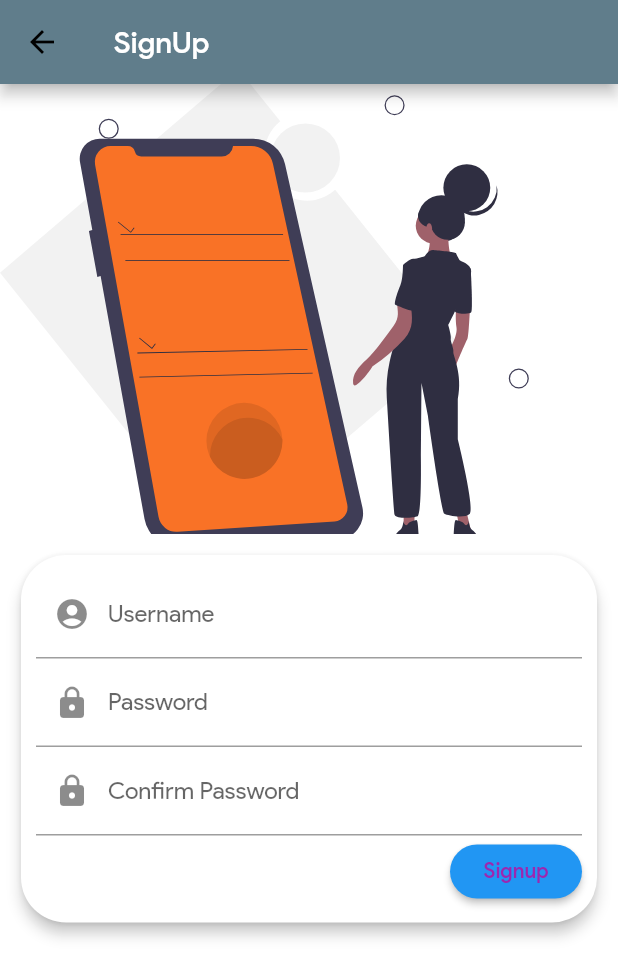
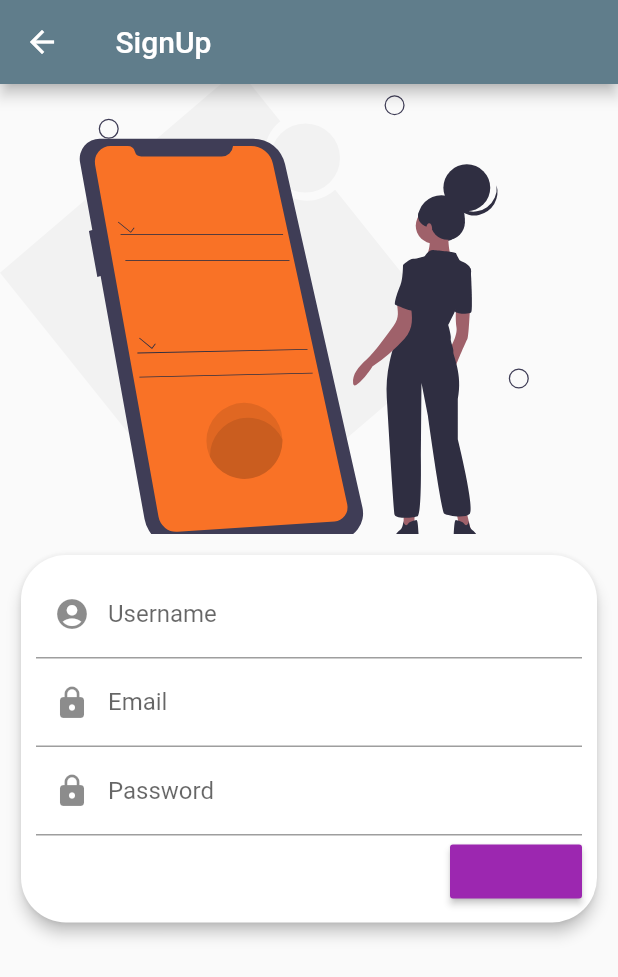
Before and after one commit to Amitpatil215/Engrave, a Flutter app: the screen it shows after launch, after a tap on "Create An Account", on a phone screen of 412 x 824 dp. Shown: the top 977 px of the screen. Run offline on Flutter 3.47's test engine with Material 2 defaults, Android fonts, the phone set to English and light mode, and no system bars; our stand-ins replace flutter_screenutil, flutter_svg, shared_preferences; accounts and stored records are empty; Roboto replaces fonts that are missing (GoogleSans).

Commit message:
Connected login and sign up screen with logic (#11)
* auth file added

* Adding all the methods for loging and sgining up user

* user provider & model added

* Adding patch for unable to merge request

* Connected login and sgin up screen with logic

```diff
--- a/lib/main.dart
+++ b/lib/main.dart
@@ -1,3 +1,5 @@
+import 'package:engrave/provider/auth_provider.dart';
+import 'package:engrave/screens/home_screen.dart';
 import 'package:flutter/material.dart';
 import 'package:flutter_screenutil/flutter_screenutil.dart';
 
@@ -26,17 +28,40 @@ class MyApp extends StatelessWidget {
 
             /// For debug purpose add your screen Widget here and define it in route table
             /// make sure to comment out your changes once you ready to send a PR.
-        home: StreamBuilder(
+            home: Consumer<Auth>(
+              builder: (ctx, authObject, child) => MaterialApp(
+                theme: ThemeData(
+                  primarySwatch: Colors.purple,
+                  accentColor: Colors.deepOrange,
+                  fontFamily: 'GoogleSans',
+                ),
+                home: authObject.isAuthenticated
+                    ? HomeScreen()
+                    // if not authenticated i wanna try loging in automatically
+                    // so using future till that time i will show progress indicator
+                    : FutureBuilder(
+                        // trying auto login
+                        // if we logged in successfully then auth rebuilds due to notifyListeners()
+                        // and our build reruns and we end up in product overview screen
+                        future: authObject.tryAutoLogin(),
                         builder: (context, snapshot) {
                           ScreenUtil.init(
                             context,
                             designSize: (MediaQuery.of(context).size),
                           );
+                          if (snapshot.connectionState ==
+                              ConnectionState.waiting) {
+                            return Center(
+                              child: CircularProgressIndicator(),
+                            );
+                          } else {
+                            // if we are unable to log in then show authentication screen
                             return MainScreen();
+                          }
                         },
                       ),
                 routes: routeTable,
               ),
-    );
+            )));
   }
 }
--- a/lib/screens/createscreen.dart
+++ b/lib/screens/createscreen.dart
@@ -1,15 +1,46 @@
+import 'package:engrave/provider/auth_provider.dart';
 import 'package:engrave/screens/login_screen.dart';
 import 'package:flutter/material.dart';
 import 'package:flutter_svg/flutter_svg.dart';
+import 'package:provider/provider.dart';
 import './login_screen.dart';
 
-// import 'package:email_validator/email_validator.dart';
+class CreateScreen extends StatefulWidget {
+  static const routeName = 'Signup';
 
-class CreateScreen extends StatelessWidget {
-  static const routeName = 'Signup';
+  @override
+  _CreateScreenState createState() => _CreateScreenState();
+}
+
+class _CreateScreenState extends State<CreateScreen> {
   final usernameController = TextEditingController();
+
   final passwordController = TextEditingController();
-  final confirmController = TextEditingController();
+
+  final emailController = TextEditingController();
+  bool _isLoading = false;
+
+  void onSaved(BuildContext context) async {
+    setState(() {
+      _isLoading = true;
+    });
+    if (usernameController.text.isNotEmpty &&
+        passwordController.text.isNotEmpty &&
+        emailController.text.isNotEmpty) {
+      print("username ${usernameController.text}");
+      print("pass ${passwordController.text}");
+      print("email ${emailController.text}");
+
+      await Provider.of<Auth>(context, listen: false).signUP(
+          email: emailController.text,
+          password: passwordController.text,
+          username: usernameController.text);
+    } else {}
+    setState(() {
+      _isLoading = false;
+    });
+  }
+
   @override
   Widget build(BuildContext context) {
     return Scaffold(
@@ -46,6 +77,13 @@ class CreateScreen extends StatelessWidget {
                         controller: usernameController,
                       ),
                       TextField(
+                        decoration: InputDecoration(
+                          labelText: 'Email',
+                          prefixIcon: Icon(Icons.lock),
+                        ),
+                        controller: emailController,
+                      ),
+                      TextField(
                         obscureText: true,
                         decoration: InputDecoration(
                           labelText: 'Password',
@@ -53,36 +91,15 @@ class CreateScreen extends StatelessWidget {
                         ),
                         controller: passwordController,
                       ),
-                        TextField(
-                          obscureText: true,
-                          decoration: InputDecoration(
-                            labelText: 'Confirm Password',
-                            prefixIcon: Icon(Icons.lock),
-                          ),
-                          controller: confirmController,
-                        ),
-                        Builder(
-                          builder: (context) {
-                            return RaisedButton(
+                      _isLoading
+                          ? CircularProgressIndicator()
+                          : RaisedButton(
                               color: Theme.of(context).primaryColor,
                               onPressed: () {
-                                if (confirmController.text ==
-                                    passwordController.text) {
-                                  Navigator.of(context)
-                                      .pushNamed(LoginScreen.routeName);
-                                } else {
-                                  Scaffold.of(context).showSnackBar(
-                                    SnackBar(
-                                      content: Text(
-                                          'Confirmed Password is not matched!'),
-                                    ),
-                                  );
-                                }
+                                onSaved(context);
                               },
                               child: Text('Signup'),
                               textColor: Colors.purple,
-                            );
-                          },
                             ),
                     ],
                   ),
@@ -91,6 +108,7 @@ class CreateScreen extends StatelessWidget {
             ),
           ],
         ),
-        ));
+      ),
+    );
   }
 }
```
Also changed, not shown: lib/provider/auth_provider.dart (+21 -6 lines), lib/screens/login_screen.dart (+12 -6 lines), lib/screens/mainScreen.dart (+2 -10 lines). Lines whose indentation alone changed are shown as unchanged.
